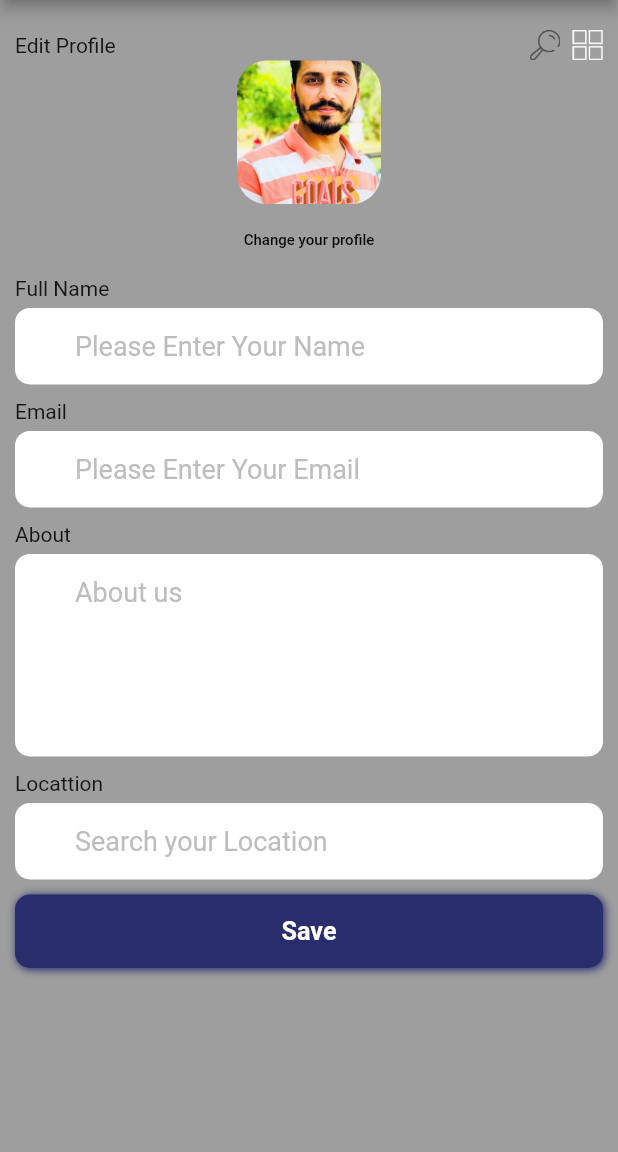
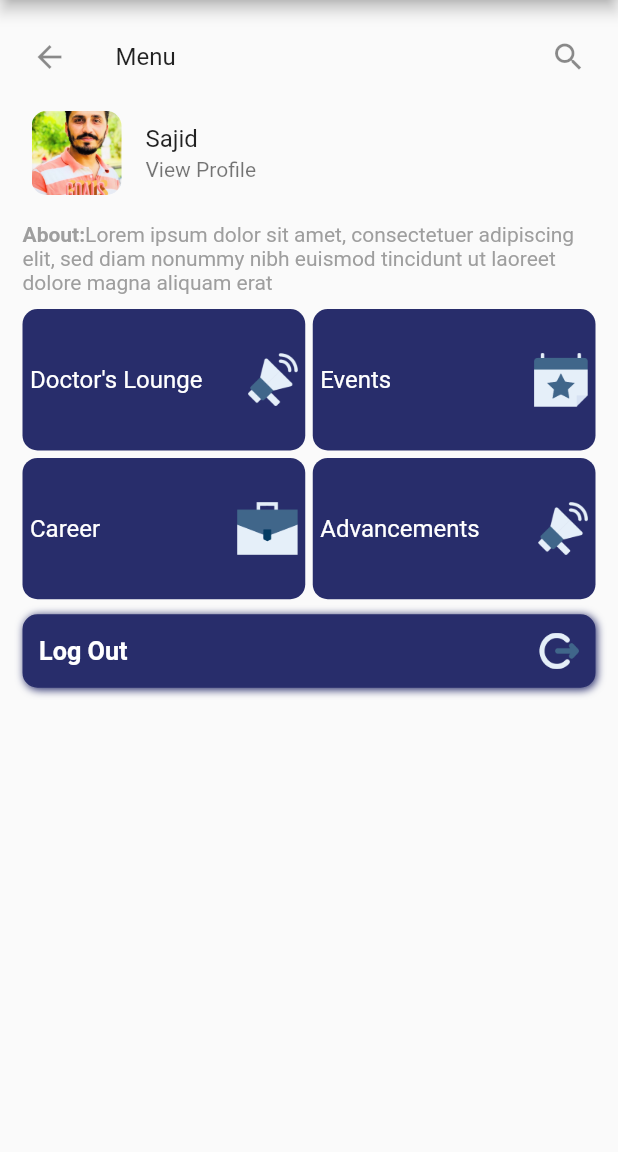
Before and after one commit to Sajid-Msd313/aidber, a Flutter app: the screen it shows after launch, on a phone screen of 412 x 824 dp, the part 84-1236 px from its top. Run offline on Flutter 3.47's test engine with Material 2 defaults, Android fonts, the phone set to English and light mode, and no system bars.

Commit message:
edit_profile,create event screen,menu screen

```diff
--- /dev/null
+++ b/lib/global_widgets/appbar.dart
@@ -0,0 +1,11 @@
+import 'package:aidber/global_widgets/colors.dart';
+import 'package:flutter/material.dart';
+
+var CustomAppbar=AppBar(
+  backgroundColor: PRIMARY_COLOR,
+  leading:  const Text(
+    'LOGO',
+    style: TextStyle(color: Colors.white, fontSize: 20),
+    textAlign: TextAlign.center,
+  ),
+);
--- a/lib/global_widgets/custom_button.dart
+++ b/lib/global_widgets/custom_button.dart
@@ -51,3 +51,58 @@ class CustomButton extends StatelessWidget {
     );
   }
 }
+
+//For log out
+
+
+class CustomLogOutButton extends StatelessWidget {
+  final String btnText;
+  final bool primary;
+
+  final VoidCallback? onPressed;
+
+  const CustomLogOutButton(
+      {Key? key,
+        required this.btnText,
+        required this.primary,
+        required this.onPressed})
+      : super(key: key);
+
+  @override
+  Widget build(BuildContext context) {
+    return GestureDetector(
+      onTap: onPressed,
+      child: Container(
+        padding: EdgeInsets.symmetric(horizontal: 10),
+        height: 49,
+        width: double.infinity,
+
+        // margin: EdgeInsets.symmetric(vertical: 20, horizontal: 35),
+        decoration: BoxDecoration(
+            boxShadow: [
+              BoxShadow(
+                color: PRIMARY_COLOR,
+                blurRadius: 4,
+                offset: Offset(1, 1), // Shadow position
+              ),
+            ],
+            border: Border.all(color: PRIMARY_COLOR),
+            color: primary ? PRIMARY_COLOR : Colors.white,
+            borderRadius: BorderRadius.circular(10)),
+        child: Row(mainAxisAlignment: MainAxisAlignment.spaceBetween,
+          children: [
+            Text(
+              btnText,
+              // textAlign: TextAlign.center,
+              style: TextStyle(
+                  color: primary ? Colors.white : PRIMARY_COLOR,
+                  fontSize: 16.8,
+                  fontWeight: FontWeight.w700),
+            ),
+            Image.asset('assets/signout.png',scale: 4)
+          ],
+        ),
+      ),
+    );
+  }
+}
--- a/lib/global_widgets/text_fields.dart
+++ b/lib/global_widgets/text_fields.dart
@@ -17,11 +17,13 @@ class CustomAuthTextFormField extends StatelessWidget {
         this.suffixIcon,
         this.prefixIcon,
         this.maxlin=0,
+        required this.labeltext,
         this.fillColor = Colors.white,
       })
       : super(key: key);
   final int maxlin;
   final String hint;
+  final String labeltext;
   final TextEditingController? controller;
   final bool obscureText;
   final TextInputAction textInputAction;
@@ -40,26 +42,17 @@ class CustomAuthTextFormField extends StatelessWidget {
       },
       textInputAction: textInputAction,
 
-      style: const TextStyle(fontSize: 18,color: Colors.black),
+      style: const TextStyle(fontSize: 16,color: Colors.black,),
 
-      decoration: InputDecoration(
+      decoration:  InputDecoration(
+        labelText: labeltext,
+        prefixIcon: prefixIcon,
+        hintText: hint,
+        suffixIcon: suffixIcon,
         fillColor: fillColor,
-        prefixIcon:prefixIcon,
-        suffixIcon: suffixIcon,
-        contentPadding:
-        EdgeInsets.only(top: 15, bottom: 15, left: 40, right: 5),
-        hintText: hint,
-        hintStyle: TextStyle(color: Colors.grey[400]),
-        filled: true,
-        border: const OutlineInputBorder(
-          borderRadius: BorderRadius.all(
-            Radius.circular(10.0),
-          ),
-          borderSide: BorderSide(
-            width: 0,
-            style: BorderStyle.none,
-          ),
-        ),
+       // filled: true,
+        border: const UnderlineInputBorder(),
+
       ),
     );
   }
@@ -74,12 +67,14 @@ class CustomMaxTextFormField extends StatelessWidget {
         this.textInputAction = TextInputAction.done,
         this.suffixIcon,
         this.prefixIcon,
+        required this.labeltext,
         this.fillColor = Colors.white,
       })
       : super(key: key);
   final String hint;
   final TextEditingController? controller;
   final bool obscureText;
+  final String labeltext;
   final TextInputAction textInputAction;
   final Widget? suffixIcon;
   final Widget? prefixIcon;
@@ -88,9 +83,10 @@ class CustomMaxTextFormField extends StatelessWidget {
   @override
   Widget build(BuildContext context) {
     return TextFormField(
-maxLines: 5,
+maxLines: 3,
       controller: controller,
       obscureText: obscureText,
+
       validator: (_) {
         if (_!.isEmpty && _.length <3) return "Please fill properly";
       },
@@ -98,24 +94,15 @@ maxLines: 5,
 
       style: const TextStyle(fontSize: 18,color: Colors.black),
 
-      decoration: InputDecoration(
+      decoration:  InputDecoration(
+        labelText: labeltext,
+        prefixIcon: prefixIcon,
+        hintText: hint,
+        suffixIcon: suffixIcon,
         fillColor: fillColor,
-        prefixIcon:prefixIcon,
-        suffixIcon: suffixIcon,
-        contentPadding:
-        EdgeInsets.only(top: 15, bottom: 15, left: 40, right: 5),
-        hintText: hint,
-        hintStyle: TextStyle(color: Colors.grey[400]),
-        filled: true,
-        border: const OutlineInputBorder(
-          borderRadius: BorderRadius.all(
-            Radius.circular(10.0),
-          ),
-          borderSide: BorderSide(
-            width: 0,
-            style: BorderStyle.none,
-          ),
-        ),
+       // filled: true,
+        border: UnderlineInputBorder(),
+
       ),
     );
   }
--- a/lib/main.dart
+++ b/lib/main.dart
@@ -1,4 +1,6 @@
+import 'package:aidber/screens/create_new_event/create_new_event_view.dart';
 import 'package:aidber/screens/edit_profile/edit_profile_view.dart';
+import 'package:aidber/screens/menu/menu_view.dart';
 import 'package:flutter/material.dart';
 
 void main() {
@@ -17,7 +19,7 @@ debugShowCheckedModeBanner: false,
 
         primarySwatch: Colors.blue,
       ),
-      home: EditPtofile(),
+      home: MenuScreen(),
     );
   }
 }
--- a/lib/screens/edit_profile/edit_profile_view.dart
+++ b/lib/screens/edit_profile/edit_profile_view.dart
@@ -1,3 +1,4 @@
+import 'package:aidber/global_widgets/appbar.dart';
 import 'package:aidber/global_widgets/colors.dart';
 import 'package:aidber/screens/edit_profile/widgets/body.dart';
 import 'package:aidber/screens/edit_profile/widgets/header.dart';
@@ -9,23 +10,16 @@ class EditPtofile extends StatelessWidget {
   @override
   Widget build(BuildContext context) {
     return Scaffold(
-      backgroundColor: Colors.grey,
-      appBar: AppBar(
-        leading: Text(
-          'LOGO',
-          style: TextStyle(color: Colors.white, fontSize: 20),
-          textAlign: TextAlign.center,
-        ),
-        backgroundColor: PRIMARY_COLOR,
-      ),
+      backgroundColor: Colors.white,
+      appBar:CustomAppbar,
       body: SafeArea(
           child: SingleChildScrollView(
             child: Container(
         margin: EdgeInsets.symmetric(vertical: 20, horizontal: 10),
         child: Column(
             children: [
-             header(),
-              body()
+              headerEditProfile(),
+              bodyEditProfile()
             ],
         ),
       ),
--- a/lib/screens/edit_profile/widgets/body.dart
+++ b/lib/screens/edit_profile/widgets/body.dart
@@ -1,9 +1,10 @@
 import 'package:aidber/global_widgets/custom_button.dart';
 import 'package:aidber/global_widgets/text_fields.dart';
 import 'package:flutter/material.dart';
+import 'package:flutter/services.dart';
 
-class body extends StatelessWidget {
-  const body({Key? key}) : super(key: key);
+class bodyEditProfile extends StatelessWidget {
+  const bodyEditProfile({Key? key}) : super(key: key);
 
   @override
   Widget build(BuildContext context) {
@@ -16,34 +17,25 @@ class body extends StatelessWidget {
             child: Image.asset('assets/sajidmsd.jpg', fit: BoxFit.cover),
           ),
         ),
-        TextButton(
-            onPressed: () {},
-            child: Text(
+        Text(
           "Change your profile",
-              style: TextStyle(color: Colors.black, fontSize: 10),
-            )),
-        Align(alignment: Alignment.centerLeft,
-          child: Column(crossAxisAlignment: CrossAxisAlignment.start,
+          style: TextStyle(color: Colors.black, fontSize: 12),
+        ),
+        Column(crossAxisAlignment: CrossAxisAlignment.start,
           children: const [
-              Text('Full Name'),
-              SizedBox(height: 5,),
-              CustomAuthTextFormField(hint: 'Please Enter Your Name'),
+            CustomAuthTextFormField(labeltext: "Full name",hint: 'Please Enter Your Name',),
             SizedBox(height: 10,),
-              Text('Email'),
-              SizedBox(height: 5,),
-              CustomAuthTextFormField(hint: 'Please Enter Your Email'),
+            CustomAuthTextFormField(hint: 'Please Enter Your Email',labeltext: "Email",),
             SizedBox(height: 10,),
-              Text('About'),
-              SizedBox(height: 5,),
-              CustomMaxTextFormField(hint: 'About us',),
+            CustomAuthTextFormField(hint: 'Please Enter Your Location',labeltext: "Location",),
             SizedBox(height: 10,),
-              Text('Locattion'),
-              SizedBox(height: 5,),
-              CustomAuthTextFormField(hint: 'Search your Location'),
+            CustomAuthTextFormField(hint: 'Please Enter Your Occupation',labeltext: "Occupation",),
             SizedBox(height: 10,),
+            CustomAuthTextFormField(hint: 'Your Work',labeltext: "Work"),
+            SizedBox(height: 10,),
+            CustomMaxTextFormField(hint: 'About us',labeltext: "About",),
             CustomButton(btnText: 'Save', primary: true, onPressed: null)
           ],
-          ),
         )
       ],
     );
--- a/lib/screens/edit_profile/widgets/header.dart
+++ b/lib/screens/edit_profile/widgets/header.dart
@@ -1,8 +1,8 @@
 import 'package:flutter/material.dart';
 
 
-class header extends StatelessWidget {
-  const header({Key? key}) : super(key: key);
+class headerEditProfile extends StatelessWidget {
+  const headerEditProfile({Key? key}) : super(key: key);
 
   @override
   Widget build(BuildContext context) {
--- /dev/null
+++ b/lib/screens/menu/menu_view.dart
@@ -0,0 +1,28 @@
+
+
+import 'package:aidber/global_widgets/appbar.dart';
+import 'package:aidber/screens/menu/widgets/body.dart';
+import 'package:aidber/screens/menu/widgets/header.dart';
+import 'package:flutter/material.dart';
+
+class MenuScreen extends StatelessWidget {
+  const MenuScreen({Key? key}) : super(key: key);
+
+  @override
+  Widget build(BuildContext context) {
+    return Scaffold(
+      appBar: CustomAppbar,
+      body: SafeArea(child: SingleChildScrollView(
+        child: Container(
+          margin: EdgeInsets.symmetric(vertical: 10,horizontal: 5),
+          child: Column(
+            children: [
+              headerMenu(),
+              bodymenu()
+            ],
+          ),
+        ),
+      )),
+    );
+  }
+}
--- /dev/null
+++ b/lib/screens/menu/widgets/body.dart
@@ -0,0 +1,114 @@
+import 'package:aidber/global_widgets/colors.dart';
+import 'package:aidber/global_widgets/custom_button.dart';
+import 'package:flutter/material.dart';
+
+class bodymenu extends StatelessWidget {
+  const bodymenu({Key? key}) : super(key: key);
+
+  @override
+  Widget build(BuildContext context) {
+    return Container(
+      margin: EdgeInsets.symmetric(vertical: 10,horizontal: 10),
+      child: Column(children: [
+        RichText(
+            text: TextSpan(
+                text: "About:",
+                style:
+                    TextStyle(fontWeight: FontWeight.bold, color: Colors.grey),
+                children: [
+              TextSpan(
+                  text:
+                      "Lorem ipsum dolor sit amet, consectetuer adipiscing elit, sed diam nonummy nibh euismod tincidunt ut laoreet dolore magna aliquam erat",
+                  style: TextStyle(
+                      fontWeight: FontWeight.normal, color: Colors.grey))
+            ])),
+        SizedBox(height: 10,),
+        GridView.count(
+            shrinkWrap: true,
+            scrollDirection: Axis.vertical,
+            crossAxisCount: 2,
+            crossAxisSpacing: 5,
+            mainAxisSpacing: 5,
+            childAspectRatio: (2 / 1),
+            children: [
+              Container(
+                  decoration: BoxDecoration(
+                      color: PRIMARY_COLOR,
+                      borderRadius: BorderRadius.circular(10)),
+                  padding: EdgeInsets.all(5),
+                  // margin: EdgeInsets.symmetric(vertical: 5,),
+                  child: Row(
+                    mainAxisAlignment: MainAxisAlignment.spaceBetween,
+                    children: [
+                      Text("Doctor's Lounge",
+                          style: TextStyle(fontSize: 16, color: Colors.white),
+                          textAlign: TextAlign.center),
+                      Image.asset(
+                        "assets/advancements.png",
+                        scale: 4,
+                      )
+                    ],
+                  )),
+              Container(
+                  decoration: BoxDecoration(
+                      color: PRIMARY_COLOR,
+                      borderRadius: BorderRadius.circular(10)),
+                  padding: EdgeInsets.all(5),
+                  // margin: EdgeInsets.symmetric(vertical: 5, ),
+                  child: Row(
+                    mainAxisAlignment: MainAxisAlignment.spaceBetween,
+                    children: [
+                      Text("Events",
+                          style: TextStyle(fontSize: 16, color: Colors.white),
+                          textAlign: TextAlign.center),
+                      Image.asset(
+                        "assets/events.png",
+                        scale: 4,
+                      )
+                    ],
+                  )),
+              Container(
+                  decoration: BoxDecoration(
+                      color: PRIMARY_COLOR,
+                      borderRadius: BorderRadius.circular(10)),
+                  padding: EdgeInsets.all(5),
+                  // margin: EdgeInsets.symmetric(vertical: 5,),
+                  child: Row(
+                    mainAxisAlignment: MainAxisAlignment.spaceBetween,
+                    children: [
+                      Text("Career",
+                          style: TextStyle(fontSize: 16, color: Colors.white),
+                          textAlign: TextAlign.center),
+                      Image.asset(
+                        "assets/career.png",
+                        scale: 4,
+                      )
+                    ],
+                  )),
+              Container(
+                  decoration: BoxDecoration(
+                      color: PRIMARY_COLOR,
+                      borderRadius: BorderRadius.circular(10)),
+                  padding: EdgeInsets.all(5),
+                  // margin: EdgeInsets.symmetric(vertical: 5, ),
+                  child: Row(
+                    mainAxisAlignment: MainAxisAlignment.spaceBetween,
+                    children: [
+                      Text("Advancements",
+                          style: TextStyle(fontSize: 16, color: Colors.white),
+                          textAlign: TextAlign.center),
+                      Image.asset(
+                        "assets/advancements.png",
+                        scale: 4,
+                      )
+                    ],
+                  )),
+            ]),
+        SizedBox(
+          height: 10,
+        ),
+        CustomLogOutButton(btnText: "Log Out", primary: true, onPressed: () {})
+      ]),
+    );
+  }
+}
--- /dev/null
+++ b/lib/screens/menu/widgets/header.dart
@@ -0,0 +1,26 @@
+import 'package:flutter/material.dart';
+
+class headerMenu extends StatelessWidget {
+  const headerMenu({Key? key}) : super(key: key);
+
+  @override
+  Widget build(BuildContext context) {
+    return Column(children: [
+      ListTile(
+        leading: Icon(Icons.arrow_back),
+        title: Text('Menu'),
+        trailing: Icon(Icons.search),
+      ),
+      ListTile(leading:  ClipRRect(
+        borderRadius: BorderRadius.circular(10), // Image border
+        child: SizedBox.fromSize(
+          size: Size.fromRadius(30), // Image radius
+          child: Image.asset('assets/sajidmsd.jpg', fit: BoxFit.cover),
+        ),
+      ),
+      title: Text("Sajid"),
+      subtitle: Text("View Profile"),
+      ),
+    ],);
+  }
+}
```
Also changed, not shown: lib/screens/create_new_event/create_new_event_view.dart (added, +25 -0 lines), lib/screens/create_new_event/widgets/body.dart (added, +34 -0 lines), lib/screens/create_new_event/widgets/header.dart (added, +40 -0 lines). Lines whose indentation alone changed are shown as unchanged.
